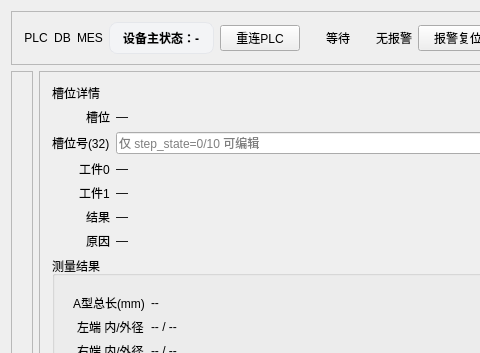
Above: apps/hmi_qt/production_widget.ui from xiaoan537/hmi_measure_mysql before the change; both pictures show x 0 to 480 and y 0 to 353 of the 608 by 1156 pixel window. Below: the same form after it.
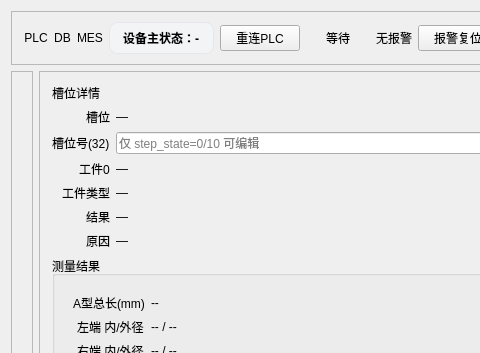
That is the form after the change.

What changed in the file:
```diff
--- a/apps/hmi_qt/production_widget.ui
+++ b/apps/hmi_qt/production_widget.ui
@@ -266,7 +266,7 @@
           <item row="3" column="0">
            <widget class="QLabel" name="lblPart1Caption">
             <property name="text">
-             <string>工件1</string>
+             <string>工件类型</string>
             </property>
            </widget>
           </item>
```
